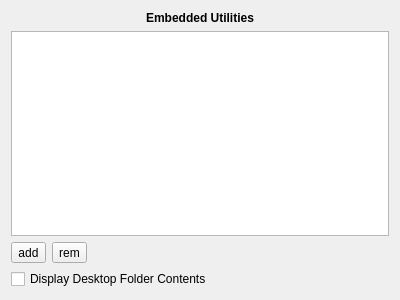
First picture: the form in src-qt5/core-utils/lumina-config/pages/page_interface_desktop.ui, repository lumina-desktop/lumina, before the edit.
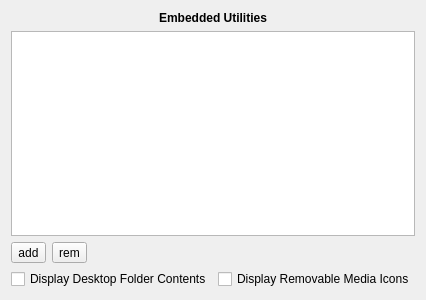
Second picture: the form after the edit.

Commit message: Add the new "generateMediaIcons" setting to lumina-config (Interface->Desktop page).

The edit to the form file:
```diff
--- a/src-qt5/core-utils/lumina-config/pages/page_interface_desktop.ui
+++ b/src-qt5/core-utils/lumina-config/pages/page_interface_desktop.ui
@@ -72,11 +72,22 @@
     </layout>
    </item>
    <item>
+    <layout class="QHBoxLayout" name="horizontalLayout">
+     <item>
     <widget class="QCheckBox" name="check_desktop_autolaunchers">
      <property name="text">
       <string>Display Desktop Folder Contents</string>
      </property>
     </widget>
+     </item>
+     <item>
+      <widget class="QCheckBox" name="check_media_icons">
+       <property name="text">
+        <string>Display Removable Media Icons</string>
+       </property>
+      </widget>
+     </item>
+    </layout>
    </item>
   </layout>
  </widget>
```
Lines whose indentation alone changed are shown as unchanged. The commit also changes 1 other file.
